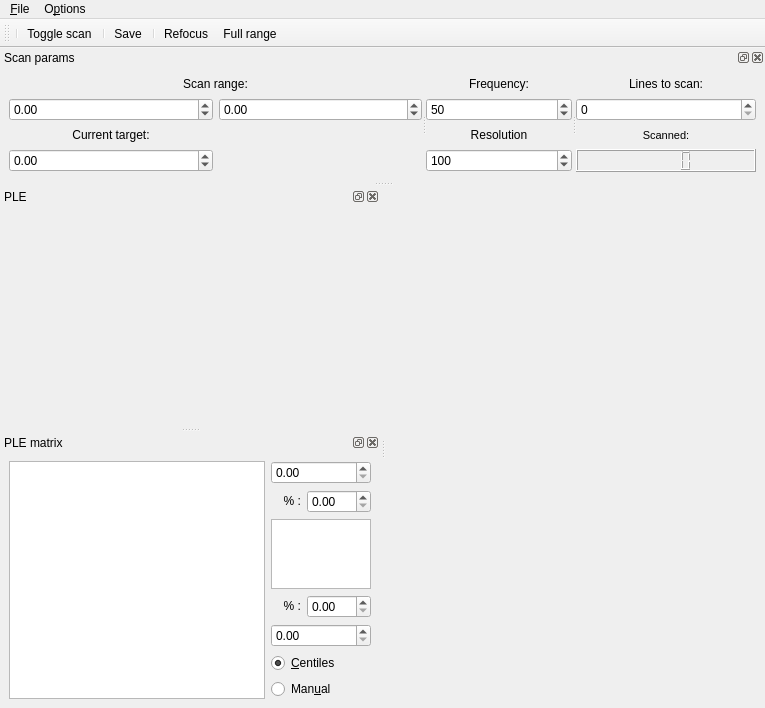
This is src/qudi/gui/ple/ple_gui.ui in bbuusshh/scudi as Qt 5 draws it before an edit. The edited form follows.
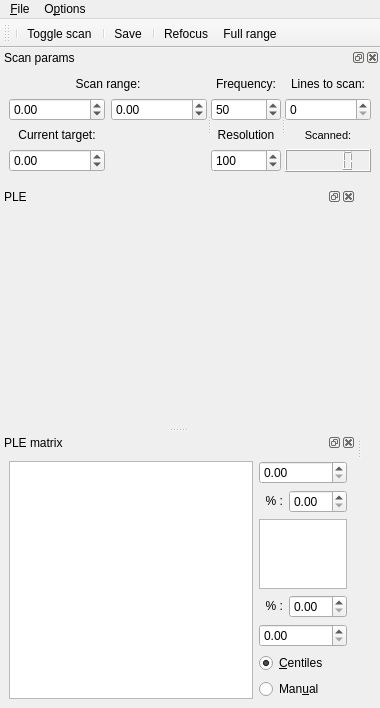
This is the edited form. Icons and pictures are not drawn. Custom widgets are drawn as their Qt base class.

```diff
--- a/src/qudi/gui/ple/ple_gui.ui
+++ b/src/qudi/gui/ple/ple_gui.ui
@@ -6,8 +6,8 @@
    <rect>
     <x>0</x>
     <y>0</y>
-    <width>765</width>
-    <height>703</height>
+    <width>380</width>
+    <height>692</height>
    </rect>
   </property>
   <property name="sizePolicy">
@@ -42,7 +42,7 @@
     <rect>
      <x>0</x>
      <y>0</y>
-     <width>765</width>
+     <width>380</width>
      <height>21</height>
     </rect>
    </property>
@@ -93,6 +93,12 @@
      <height>133</height>
     </size>
    </property>
+   <property name="maximumSize">
+    <size>
+     <width>524287</width>
+     <height>133</height>
+    </size>
+   </property>
    <property name="windowTitle">
     <string>Scan params</string>
    </property>
```
